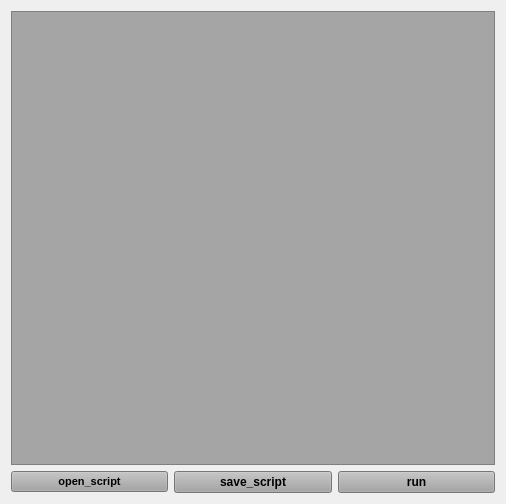
Qt form widget.ui (werasaimon/realphysics4d) before a commit.
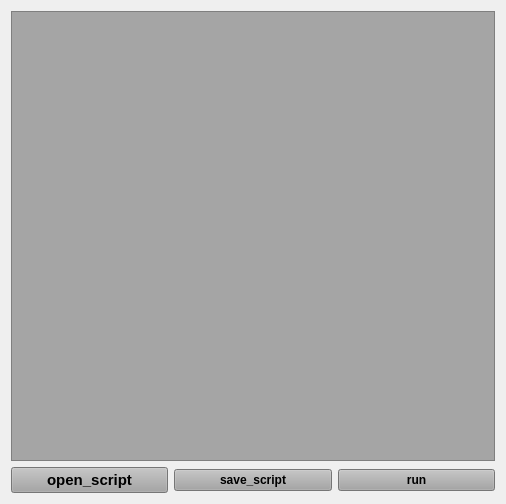
The same form after that commit.

```diff
--- a/widget.ui
+++ b/widget.ui
@@ -36,7 +36,7 @@
       <widget class="QPushButton" name="pushButton_2">
        <property name="font">
         <font>
-         <pointsize>8</pointsize>
+         <pointsize>11</pointsize>
          <weight>75</weight>
          <italic>false</italic>
          <bold>true</bold>
```
